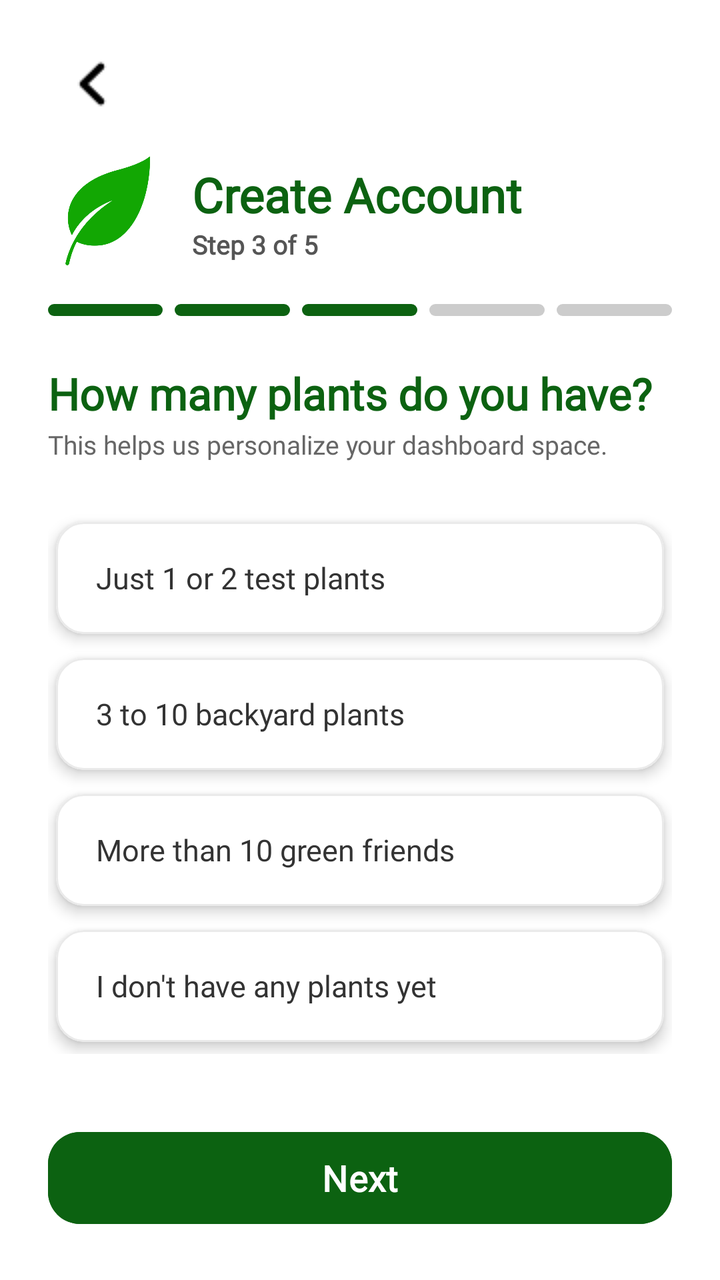
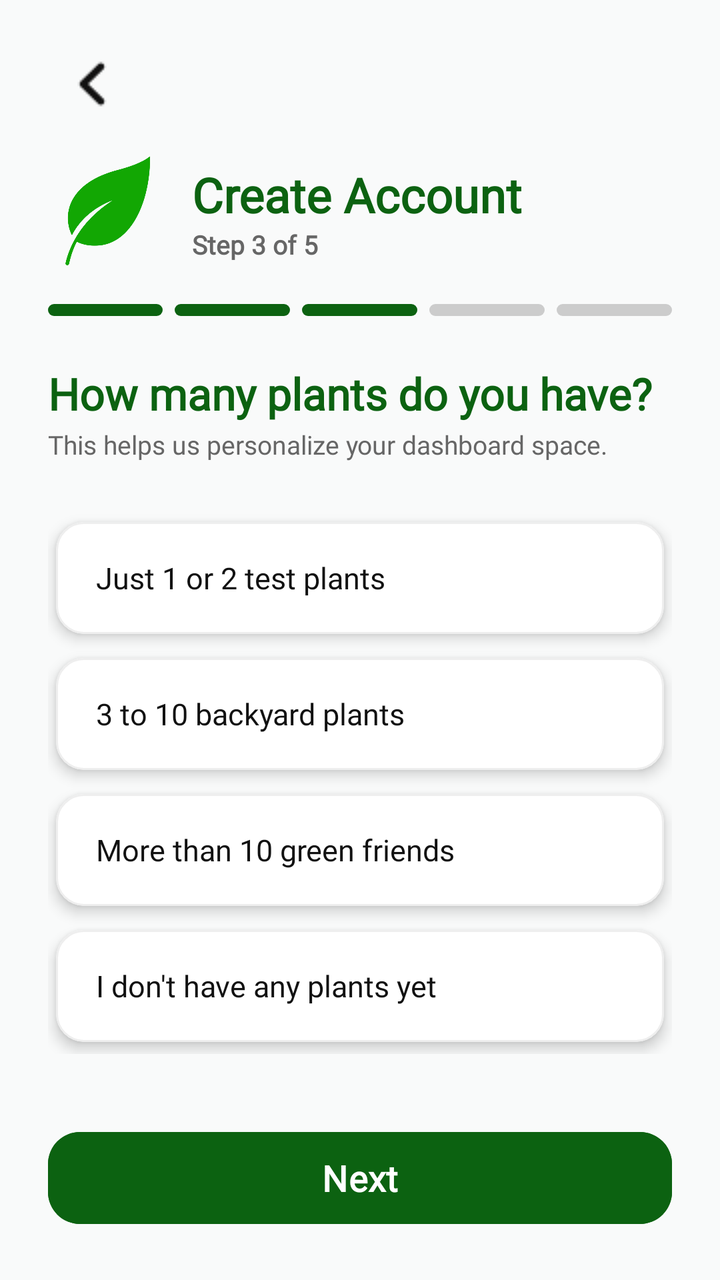

Screens rendered from an Android XML layout before and after an edit, with the pre-edit source and the edit as a unified diff.
<!-- AndroidManifest.xml: application theme Theme.SmartGrow -->
<!-- res/layout/activity_register_step3.xml -->
<?xml version="1.0" encoding="utf-8"?>
<androidx.constraintlayout.widget.ConstraintLayout
    xmlns:android="http://schemas.android.com/apk/res/android"
    xmlns:app="http://schemas.android.com/apk/res-auto"
    android:layout_width="match_parent"
    android:layout_height="match_parent"
    android:background="#FFFFFF">

    
    <androidx.constraintlayout.widget.ConstraintLayout
        android:id="@+id/layout_header_fixed"
        android:layout_width="match_parent"
        android:layout_height="wrap_content"
        android:paddingHorizontal="24dp"
        android:paddingTop="20dp"
        android:paddingBottom="8dp"
        app:layout_constraintTop_toTopOf="parent">

        <ImageButton
            android:id="@+id/btn_register_back"
            android:layout_width="44dp"
            android:layout_height="44dp"
            android:background="?android:attr/selectableItemBackgroundBorderless"
            android:src="@drawable/back_button_login"
            android:contentDescription="Back"
            android:scaleType="centerInside"
            android:clickable="true"
            android:focusable="true"
            app:layout_constraintTop_toTopOf="parent"
            app:layout_constraintStart_toStartOf="parent" />

        <LinearLayout
            android:id="@+id/layout_register_header"
            android:layout_width="0dp"
            android:layout_height="wrap_content"
            android:orientation="horizontal"
            android:gravity="center_vertical"
            android:layout_marginTop="12dp"
            app:layout_constraintTop_toBottomOf="@id/btn_register_back"
            app:layout_constraintStart_toStartOf="parent"
            app:layout_constraintEnd_toEndOf="parent">

            <ImageView
                android:id="@+id/img_register_mini_logo"
                android:layout_width="60dp"
                android:layout_height="60dp"
                android:src="@drawable/smartgrow_logo"
                app:tint="#12A703"
                android:contentDescription="SmartGrow" />

            <LinearLayout
                android:layout_width="wrap_content"
                android:layout_height="wrap_content"
                android:orientation="vertical"
                android:layout_marginStart="12dp">

                <TextView
                    android:layout_width="wrap_content"
                    android:layout_height="wrap_content"
                    android:text="Create Account"
                    android:textSize="24sp"
                    android:textStyle="bold"
                    android:fontFamily="@font/poppins"
                    android:textColor="#0C6211" />

                <TextView
                    android:id="@+id/tv_step_counter"
                    android:layout_width="wrap_content"
                    android:layout_height="wrap_content"
                    android:text="Step 3 of 5"
                    android:textSize="13sp"
                    android:textStyle="bold"
                    android:fontFamily="@font/poppins"
                    android:textColor="#555555" />
            </LinearLayout>
        </LinearLayout>

        <LinearLayout
            android:id="@+id/layout_indicator_bars"
            android:layout_width="match_parent"
            android:layout_height="6dp"
            android:orientation="horizontal"
            android:layout_marginTop="16dp"
            android:weightSum="5"
            app:layout_constraintTop_toBottomOf="@id/layout_register_header">

            <View android:id="@+id/indicator_step1" android:layout_width="0dp" android:layout_height="match_parent" android:layout_weight="1" android:layout_marginEnd="6dp" android:background="@drawable/indicator_green" />
            <View android:id="@+id/indicator_step2" android:layout_width="0dp" android:layout_height="match_parent" android:layout_weight="1" android:layout_marginEnd="6dp" android:background="@drawable/indicator_green" />
            <View android:id="@+id/indicator_step3" android:layout_width="0dp" android:layout_height="match_parent" android:layout_weight="1" android:layout_marginEnd="6dp" android:background="@drawable/indicator_green" />
            <View android:id="@+id/indicator_step4" android:layout_width="0dp" android:layout_height="match_parent" android:layout_weight="1" android:layout_marginEnd="6dp" android:background="@drawable/indicator_gray" />
            <View android:id="@+id/indicator_step5" android:layout_width="0dp" android:layout_height="match_parent" android:layout_weight="1" android:background="@drawable/indicator_gray" />
        </LinearLayout>
    </androidx.constraintlayout.widget.ConstraintLayout>

    
    <androidx.core.widget.NestedScrollView
        android:layout_width="match_parent"
        android:layout_height="0dp"
        android:fillViewport="true"
        app:layout_constraintTop_toBottomOf="@id/layout_header_fixed"
        app:layout_constraintBottom_toTopOf="@id/btn_register_next">

        <LinearLayout
            android:layout_width="match_parent"
            android:layout_height="wrap_content"
            android:orientation="vertical"
            android:paddingHorizontal="24dp"
            android:paddingTop="16dp"
            android:paddingBottom="16dp">

            <TextView
                android:id="@+id/tv_question_title"
                android:layout_width="match_parent"
                android:layout_height="wrap_content"
                android:text="How many plants do you have?"
                android:textSize="22sp"
                android:textStyle="bold"
                android:textColor="#0C6211"
                android:fontFamily="@font/poppins" />

            <TextView
                android:id="@+id/tv_question_subtitle"
                android:layout_width="match_parent"
                android:layout_height="wrap_content"
                android:text="This helps us personalize your dashboard space."
                android:textSize="13sp"
                android:textColor="#666666"
                android:fontFamily="@font/poppins"
                android:layout_marginTop="2dp" />

            <LinearLayout
                android:id="@+id/layout_choices_container"
                android:layout_width="match_parent"
                android:layout_height="wrap_content"
                android:orientation="vertical"
                android:layout_marginTop="24dp">

                <com.google.android.material.card.MaterialCardView
                    android:id="@+id/card_choice1"
                    android:layout_width="match_parent"
                    android:layout_height="56dp"
                    android:layout_marginHorizontal="4dp"
                    android:layout_marginVertical="6dp"
                    app:cardElevation="4dp"
                    app:cardCornerRadius="14dp"
                    app:cardBackgroundColor="#FFFFFF"
                    app:strokeWidth="1dp"
                    app:strokeColor="#EAEAEA"
                    android:clickable="true"
                    android:focusable="true">
                    <TextView
                        android:id="@+id/tv_choice1_text"
                        android:layout_width="match_parent"
                        android:layout_height="match_parent"
                        android:gravity="center_vertical"
                        android:paddingHorizontal="20dp"
                        android:text="Just 1 or 2 test plants"
                        android:textSize="15sp"
                        android:textColor="#333333"
                        android:fontFamily="@font/poppins" />
                </com.google.android.material.card.MaterialCardView>

                <com.google.android.material.card.MaterialCardView
                    android:id="@+id/card_choice2"
                    android:layout_width="match_parent"
                    android:layout_height="56dp"
                    android:layout_marginHorizontal="4dp"
                    android:layout_marginVertical="6dp"
                    app:cardElevation="4dp"
                    app:cardCornerRadius="14dp"
                    app:cardBackgroundColor="#FFFFFF"
                    app:strokeWidth="1dp"
                    app:strokeColor="#EAEAEA"
                    android:clickable="true"
                    android:focusable="true">
                    <TextView
                        android:id="@+id/tv_choice2_text"
                        android:layout_width="match_parent"
                        android:layout_height="match_parent"
                        android:gravity="center_vertical"
                        android:paddingHorizontal="20dp"
                        android:text="3 to 10 backyard plants"
                        android:textSize="15sp"
                        android:textColor="#333333"
                        android:fontFamily="@font/poppins" />
                </com.google.android.material.card.MaterialCardView>

                <com.google.android.material.card.MaterialCardView
                    android:id="@+id/card_choice3"
                    android:layout_width="match_parent"
                    android:layout_height="56dp"
                    android:layout_marginHorizontal="4dp"
                    android:layout_marginVertical="6dp"
                    app:cardElevation="4dp"
                    app:cardCornerRadius="14dp"
                    app:cardBackgroundColor="#FFFFFF"
                    app:strokeWidth="1dp"
                    app:strokeColor="#EAEAEA"
                    android:clickable="true"
                    android:focusable="true">
                    <TextView
                        android:id="@+id/tv_choice3_text"
                        android:layout_width="match_parent"
                        android:layout_height="match_parent"
                        android:gravity="center_vertical"
                        android:paddingHorizontal="20dp"
                        android:text="More than 10 green friends"
                        android:textSize="15sp"
                        android:textColor="#333333"
                        android:fontFamily="@font/poppins" />
                </com.google.android.material.card.MaterialCardView>

                <com.google.android.material.card.MaterialCardView
                    android:id="@+id/card_choice4"
                    android:layout_width="match_parent"
                    android:layout_height="56dp"
                    android:layout_marginHorizontal="4dp"
                    android:layout_marginVertical="6dp"
                    app:cardElevation="4dp"
                    app:cardCornerRadius="14dp"
                    app:cardBackgroundColor="#FFFFFF"
                    app:strokeWidth="1dp"
                    app:strokeColor="#EAEAEA"
                    android:clickable="true"
                    android:focusable="true">
                    <TextView
                        android:id="@+id/tv_choice4_text"
                        android:layout_width="match_parent"
                        android:layout_height="match_parent"
                        android:gravity="center_vertical"
                        android:paddingHorizontal="20dp"
                        android:text="I don't have any plants yet"
                        android:textSize="15sp"
                        android:textColor="#333333"
                        android:fontFamily="@font/poppins" />
                </com.google.android.material.card.MaterialCardView>
            </LinearLayout>
        </LinearLayout>
    </androidx.core.widget.NestedScrollView>

    
    <com.google.android.material.button.MaterialButton
        android:id="@+id/btn_register_next"
        android:layout_width="match_parent"
        android:layout_height="54dp"
        android:layout_marginHorizontal="24dp"
        android:layout_marginBottom="24dp"
        android:text="Next"
        android:textSize="18sp"
        android:fontFamily="@font/poppins"
        android:textStyle="bold"
        android:textColor="@color/white"
        android:textAllCaps="false"
        android:backgroundTint="#0C6211"
        app:cornerRadius="16dp"
        android:elevation="4dp"
        android:clickable="true"
        android:focusable="true"
        app:layout_constraintBottom_toBottomOf="parent"
        app:layout_constraintStart_toStartOf="parent"
        app:layout_constraintEnd_toEndOf="parent" />

</androidx.constraintlayout.widget.ConstraintLayout>
<!-- resources referenced by this layout -->
<resources>
  <color name="white">#FFFFFFFF</color>
  <!-- drawable back_button_login: png bitmap (drawable, 311 bytes) -->
  <!-- drawable indicator_gray (drawable) -->
  <?xml version="1.0" encoding="utf-8"?>
  <shape xmlns:android="http://schemas.android.com/apk/res/android"
      android:shape="rectangle">
      <solid android:color="#CCCCCC" />
      <corners android:radius="4dp" />
  </shape>
  <!-- drawable indicator_green (drawable) -->
  <?xml version="1.0" encoding="utf-8"?>
  <shape xmlns:android="http://schemas.android.com/apk/res/android"
      android:shape="rectangle">
      <solid android:color="#0C6211" />
      <corners android:radius="4dp" />
  </shape>
  <!-- drawable smartgrow_logo: png bitmap (drawable, 73503 bytes) -->
  <style name="Theme.SmartGrow" parent="Base.Theme.SmartGrow" />
  <style name="Base.Theme.SmartGrow" parent="Theme.Material3.DayNight.NoActionBar">
          <item name="android:windowBackground">@android:color/white</item>
          <item name="android:windowDisablePreview">true</item>
  
          
          <item name="android:statusBarColor">#FFFFFF</item>
          <item name="android:windowLightStatusBar">true</item>
  
          
          <item name="android:navigationBarColor">#FFFFFF</item>
          <item name="android:windowLightNavigationBar" tools:targetApi="o">true</item>
  
          <item name="android:windowDrawsSystemBarBackgrounds">true</item>
          <item name="android:windowTranslucentStatus">false</item>
          <item name="android:windowTranslucentNavigation">false</item>
      </style>
</resources>

<!-- the commit's change to res/layout/activity_register_step3.xml (unified diff, before → after) -->
@@ -4,7 +4,7 @@
     xmlns:app="http://schemas.android.com/apk/res-auto"
     android:layout_width="match_parent"
     android:layout_height="match_parent"
-    android:background="#FFFFFF">
+    android:background="@color/background">
 
     
     <androidx.constraintlayout.widget.ConstraintLayout
@@ -27,7 +27,8 @@
             android:clickable="true"
             android:focusable="true"
             app:layout_constraintTop_toTopOf="parent"
-            app:layout_constraintStart_toStartOf="parent" />
+            app:layout_constraintStart_toStartOf="parent"
+            app:tint="@color/text_primary" />
 
         <LinearLayout
             android:id="@+id/layout_register_header"
@@ -61,7 +62,7 @@
                     android:textSize="24sp"
                     android:textStyle="bold"
                     android:fontFamily="@font/poppins"
-                    android:textColor="#0C6211" />
+                    android:textColor="@color/primary_green" />
 
                 <TextView
                     android:id="@+id/tv_step_counter"
@@ -71,7 +72,7 @@
                     android:textSize="13sp"
                     android:textStyle="bold"
                     android:fontFamily="@font/poppins"
-                    android:textColor="#555555" />
+                    android:textColor="@color/text_secondary" />
             </LinearLayout>
         </LinearLayout>
 
@@ -115,7 +116,7 @@
                 android:text="How many plants do you have?"
                 android:textSize="22sp"
                 android:textStyle="bold"
-                android:textColor="#0C6211"
+                android:textColor="@color/primary_green"
                 android:fontFamily="@font/poppins" />
 
             <TextView
@@ -124,7 +125,7 @@
                 android:layout_height="wrap_content"
                 android:text="This helps us personalize your dashboard space."
                 android:textSize="13sp"
-                android:textColor="#666666"
+                android:textColor="@color/text_secondary"
                 android:fontFamily="@font/poppins"
                 android:layout_marginTop="2dp" />
 
@@ -143,9 +144,9 @@
                     android:layout_marginVertical="6dp"
                     app:cardElevation="4dp"
                     app:cardCornerRadius="14dp"
-                    app:cardBackgroundColor="#FFFFFF"
-                    app:strokeWidth="1dp"
-                    app:strokeColor="#EAEAEA"
+                    app:cardBackgroundColor="@color/card_background"
+                    app:strokeWidth="1dp"
+                    app:strokeColor="@color/divider"
                     android:clickable="true"
                     android:focusable="true">
                     <TextView
@@ -156,7 +157,7 @@
                         android:paddingHorizontal="20dp"
                         android:text="Just 1 or 2 test plants"
                         android:textSize="15sp"
-                        android:textColor="#333333"
+                        android:textColor="@color/text_primary"
                         android:fontFamily="@font/poppins" />
                 </com.google.android.material.card.MaterialCardView>
 
@@ -168,9 +169,9 @@
                     android:layout_marginVertical="6dp"
                     app:cardElevation="4dp"
                     app:cardCornerRadius="14dp"
-                    app:cardBackgroundColor="#FFFFFF"
-                    app:strokeWidth="1dp"
-                    app:strokeColor="#EAEAEA"
+                    app:cardBackgroundColor="@color/card_background"
+                    app:strokeWidth="1dp"
+                    app:strokeColor="@color/divider"
                     android:clickable="true"
                     android:focusable="true">
                     <TextView
@@ -181,7 +182,7 @@
                         android:paddingHorizontal="20dp"
                         android:text="3 to 10 backyard plants"
                         android:textSize="15sp"
-                        android:textColor="#333333"
+                        android:textColor="@color/text_primary"
                         android:fontFamily="@font/poppins" />
                 </com.google.android.material.card.MaterialCardView>
 
@@ -193,9 +194,9 @@
                     android:layout_marginVertical="6dp"
                     app:cardElevation="4dp"
                     app:cardCornerRadius="14dp"
-                    app:cardBackgroundColor="#FFFFFF"
-                    app:strokeWidth="1dp"
-                    app:strokeColor="#EAEAEA"
+                    app:cardBackgroundColor="@color/card_background"
+                    app:strokeWidth="1dp"
+                    app:strokeColor="@color/divider"
                     android:clickable="true"
                     android:focusable="true">
                     <TextView
@@ -206,7 +207,7 @@
                         android:paddingHorizontal="20dp"
                         android:text="More than 10 green friends"
                         android:textSize="15sp"
-                        android:textColor="#333333"
+                        android:textColor="@color/text_primary"
                         android:fontFamily="@font/poppins" />
                 </com.google.android.material.card.MaterialCardView>
 
@@ -218,9 +219,9 @@
                     android:layout_marginVertical="6dp"
                     app:cardElevation="4dp"
                     app:cardCornerRadius="14dp"
-                    app:cardBackgroundColor="#FFFFFF"
-                    app:strokeWidth="1dp"
-                    app:strokeColor="#EAEAEA"
+                    app:cardBackgroundColor="@color/card_background"
+                    app:strokeWidth="1dp"
+                    app:strokeColor="@color/divider"
                     android:clickable="true"
                     android:focusable="true">
                     <TextView
@@ -231,7 +232,7 @@
                         android:paddingHorizontal="20dp"
                         android:text="I don't have any plants yet"
                         android:textSize="15sp"
-                        android:textColor="#333333"
+                        android:textColor="@color/text_primary"
                         android:fontFamily="@font/poppins" />
                 </com.google.android.material.card.MaterialCardView>
             </LinearLayout>
@@ -251,7 +252,7 @@
         android:textStyle="bold"
         android:textColor="@color/white"
         android:textAllCaps="false"
-        android:backgroundTint="#0C6211"
+        android:backgroundTint="@color/primary_green"
         app:cornerRadius="16dp"
         android:elevation="4dp"
         android:clickable="true"
<!-- resource entries referenced after the edit -->
@@ -1,5 +1,11 @@
 <!-- resources referenced by this layout -->
 <resources>
+  <color name="background">#F9FAFA</color>
+  <color name="card_background">#FFFFFF</color>
+  <color name="divider">#EEEEEE</color>
+  <color name="primary_green">#0C6211</color>
+  <color name="text_primary">#111111</color>
+  <color name="text_secondary">#666666</color>
   <color name="white">#FFFFFFFF</color>
   <!-- drawable back_button_login: png bitmap (drawable, 311 bytes) -->
   <!-- drawable indicator_gray (drawable) -->
@@ -19,15 +25,15 @@
   <!-- drawable smartgrow_logo: png bitmap (drawable, 73503 bytes) -->
   <style name="Theme.SmartGrow" parent="Base.Theme.SmartGrow" />
   <style name="Base.Theme.SmartGrow" parent="Theme.Material3.DayNight.NoActionBar">
-          <item name="android:windowBackground">@android:color/white</item>
+          <item name="android:windowBackground">@color/background</item>
           <item name="android:windowDisablePreview">true</item>
   
           
-          <item name="android:statusBarColor">#FFFFFF</item>
+          <item name="android:statusBarColor">@color/background</item>
           <item name="android:windowLightStatusBar">true</item>
   
           
-          <item name="android:navigationBarColor">#FFFFFF</item>
+          <item name="android:navigationBarColor">@color/background</item>
           <item name="android:windowLightNavigationBar" tools:targetApi="o">true</item>
   
           <item name="android:windowDrawsSystemBarBackgrounds">true</item>
